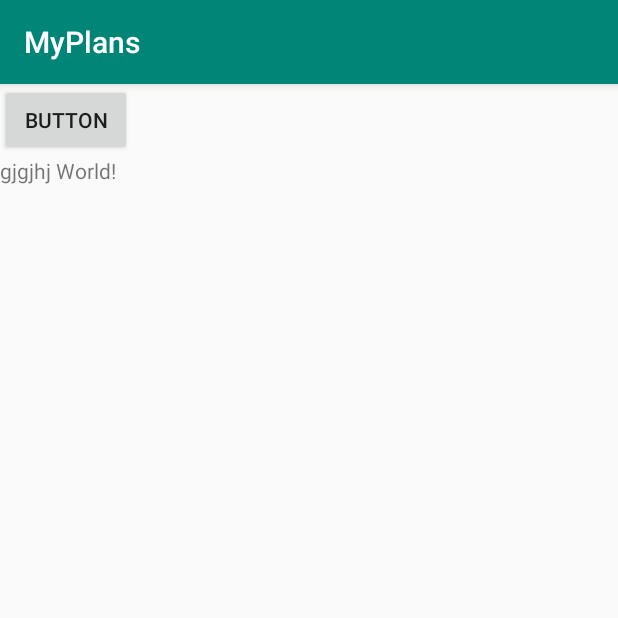
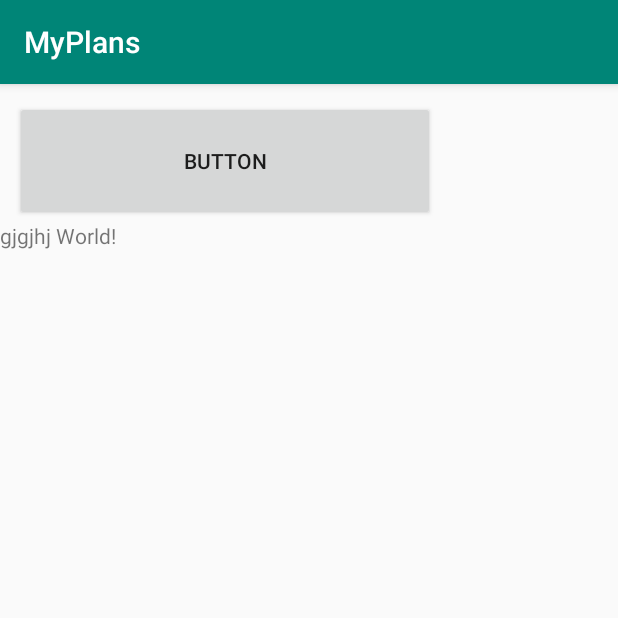
Before and after one commit to NoahValbakAardestrup/MyPlans, an Android app: the screen it shows after launch (MainActivity), on a phone screen of 412 x 824 dp, the top half of it. Run offline under Robolectric (Android 15) with nearby library versions, the phone set to English and light mode, and no system bars.

Commit message:
størrelse

```diff
--- a/app/src/main/res/layout/activity_main.xml
+++ b/app/src/main/res/layout/activity_main.xml
@@ -19,8 +19,12 @@
 
     <Button
         android:id="@+id/buttonCreate"
-        android:layout_width="wrap_content"
-        android:layout_height="wrap_content"
+        android:layout_width="280dp"
+        android:layout_height="80dp"
+        android:layout_alignParentStart="true"
+        android:layout_alignParentTop="true"
+        android:layout_marginStart="10dp"
+        android:layout_marginTop="11dp"
         android:text="Button"
         tools:layout_editor_absoluteX="31dp"
         tools:layout_editor_absoluteY="433dp" />
```
